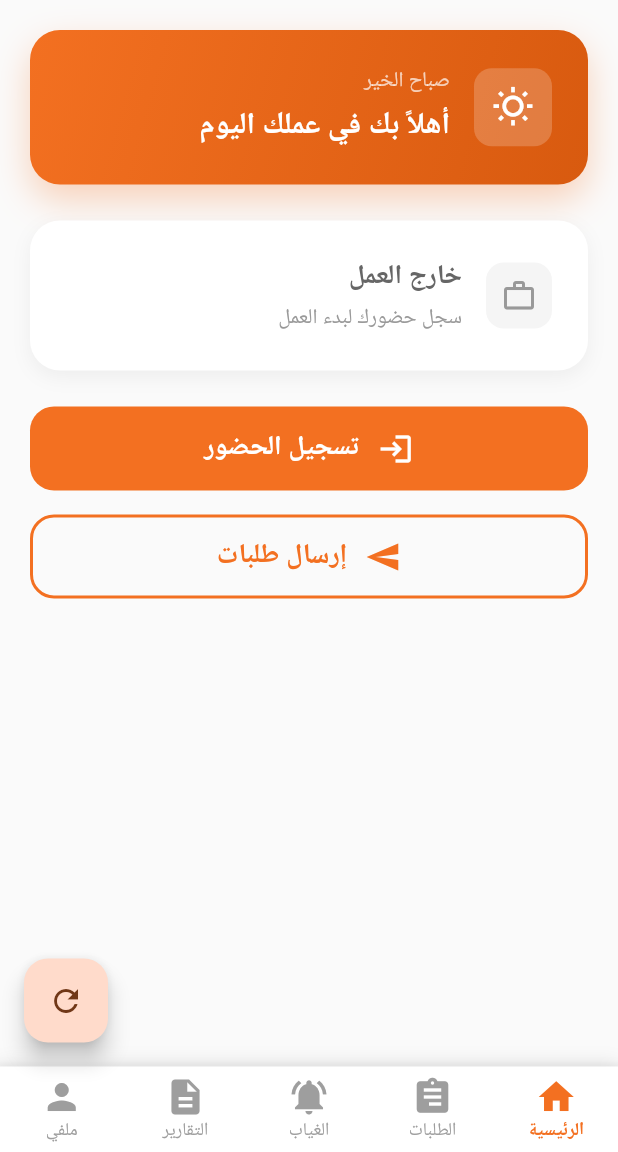
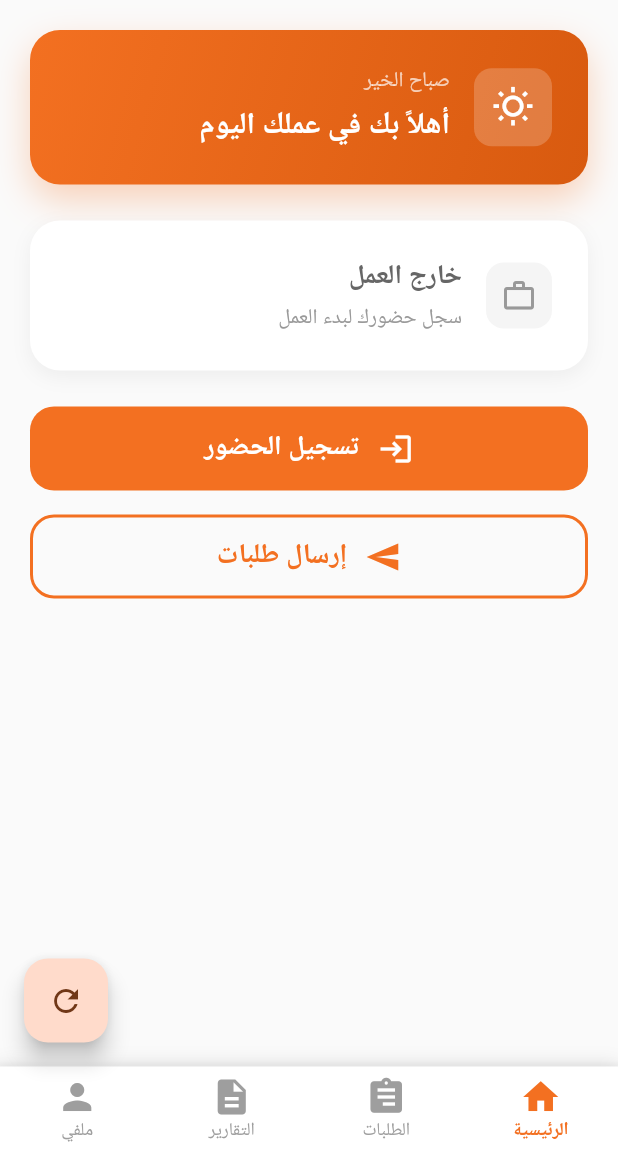
Before and after one commit to badpower45/test123, a Flutter app: the ManagerMainScreen screen opened directly with empty values, on a phone screen of 412 x 824 dp, the part 84-1236 px from its top. Run offline on Flutter 3.47's test engine with Material 3 defaults, Android fonts, the phone set to English and light mode, and no system bars; our stand-ins replace connectivity_plus, device_info_plus, flutter_local_notifications, geolocator, google_fonts, hive and 6 more; missing offline and left inert: network_info_plus; accounts and stored records are empty; network calls fail.

Commit message:
refactor: Removed 'Absence' tab from Manager navigation - Now showing: Home, Requests, Reports, Profile only

```diff
--- a/lib/screens/manager/manager_main_screen.dart
+++ b/lib/screens/manager/manager_main_screen.dart
@@ -10,7 +10,6 @@ import 'manager_home_page.dart';
 import 'manager_requests_page.dart';
 import 'manager_report_page.dart';
 import 'manager_profile_page.dart';
-import 'manager_absence_notifications_screen.dart';
 
 class ManagerMainScreen extends StatefulWidget {
   const ManagerMainScreen({
@@ -36,7 +35,7 @@ class _ManagerMainScreenState extends State<ManagerMainScreen> {
   @override
   void initState() {
     super.initState();
-    _tabKeys = List.generate(5, (_) => GlobalKey<RefreshableTabState>());
+    _tabKeys = List.generate(4, (_) => GlobalKey<RefreshableTabState>());
     _pages = [
       RefreshableTab(
         key: _tabKeys[0],
@@ -48,14 +47,10 @@ class _ManagerMainScreenState extends State<ManagerMainScreen> {
       ),
       RefreshableTab(
         key: _tabKeys[2],
-        builder: (context) => ManagerAbsenceNotificationsScreen(managerId: widget.managerId),
+        builder: (context) => ManagerReportPage(managerId: widget.managerId, branch: widget.branch),
       ),
       RefreshableTab(
         key: _tabKeys[3],
-        builder: (context) => ManagerReportPage(managerId: widget.managerId, branch: widget.branch),
-      ),
-      RefreshableTab(
-        key: _tabKeys[4],
         builder: (context) => ManagerProfilePage(managerId: widget.managerId),
       ),
     ];
@@ -192,13 +187,6 @@ class _ManagerMainScreenState extends State<ManagerMainScreen> {
             ),
             BottomNavigationBarItem(
               icon: Icon(
-                Icons.notifications_active,
-                size: 28,
-              ),
-              label: 'الغياب',
-            ),
-            BottomNavigationBarItem(
-              icon: Icon(
                 Icons.description,
                 size: 28,
               ),
```
